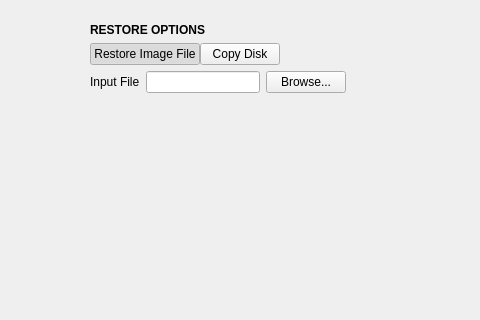
This is application/operations/restoreopticalpopover.ui in theCheeseboard/theFrisbee as Qt 5 draws it before an edit; both pictures show x 132 to 612 and y 0 to 320 of the 701 by 524 pixel window. The edited form follows.
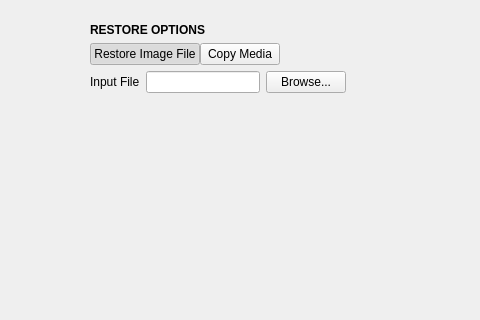
This is the edited form. Icons and pictures are not drawn. Custom widgets are drawn as their Qt base class.

```diff
--- a/application/operations/restoreopticalpopover.ui
+++ b/application/operations/restoreopticalpopover.ui
@@ -98,7 +98,7 @@
             <item>
              <widget class="QPushButton" name="restoreDiskButton">
               <property name="text">
-               <string>Copy Disk</string>
+               <string>Copy Media</string>
               </property>
               <property name="checkable">
                <bool>true</bool>
```
